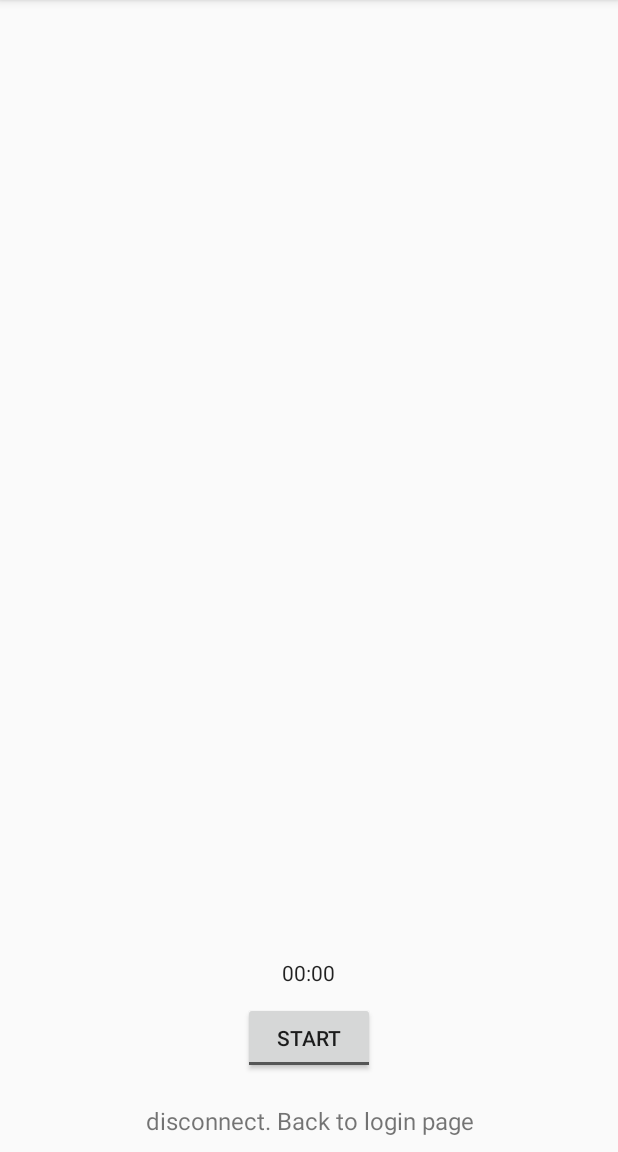
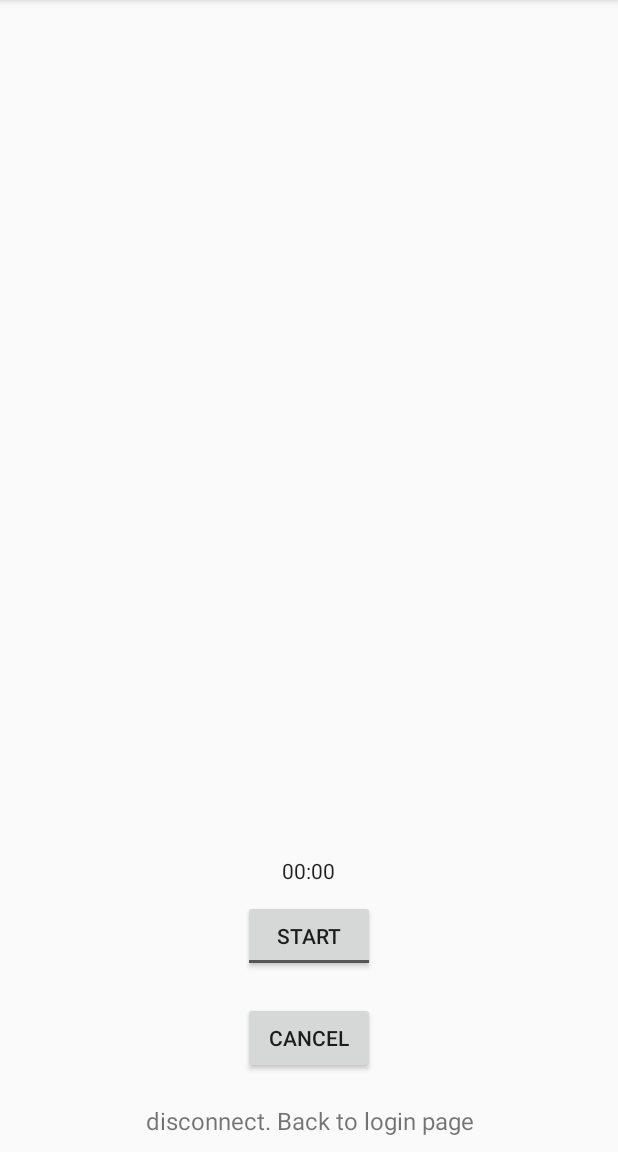
Before and after one commit to paul-chasseloup/feetback_mobile_app, an Android app: the dataActivity screen opened directly, with no data from a screen before it, on a phone screen of 412 x 824 dp, the part 84-1236 px from its top. Run offline under Robolectric (Android 15) with nearby library versions, the phone set to English and light mode, and no system bars; libraries missing offline, so code that uses them is left out: com.apollographql.apollo.

Commit message:
add cancel btn

```diff
--- a/app/src/main/java/paulchasseloup/feetback_mobile_app/dataActivity.java
+++ b/app/src/main/java/paulchasseloup/feetback_mobile_app/dataActivity.java
@@ -5,28 +5,28 @@ import androidx.appcompat.app.AppCompatActivity;
 import android.content.Context;
 import android.content.Intent;
 import android.os.Bundle;
+import android.os.SystemClock;
 import android.util.Log;
-import android.os.SystemClock;
 import android.view.View;
+import android.widget.Button;
 import android.widget.Chronometer;
 import android.widget.CompoundButton;
 import android.widget.TextView;
 import android.widget.ToggleButton;
+
+import androidx.appcompat.app.AppCompatActivity;
 
 import com.apollographql.apollo.ApolloCall;
 import com.apollographql.apollo.api.Input;
 import com.apollographql.apollo.api.Response;
 import com.apollographql.apollo.exception.ApolloException;
 import com.apollographql.apollo.sample.AddMeasureMutation;
-import com.apollographql.apollo.sample.RegisterMutation;
 import com.apollographql.apollo.sample.type.MeasureInput;
 import com.apollographql.apollo.sample.type.SensorInput;
-import com.apollographql.apollo.sample.type.UserInput;
 
 import org.jetbrains.annotations.NotNull;
 
 import java.io.IOException;
-import java.io.PrintWriter;
 import java.util.ArrayList;
 import java.util.Arrays;
 import java.util.List;
@@ -34,6 +34,7 @@ import java.util.List;
 public class dataActivity extends AppCompatActivity {
 
     private ToggleButton mStartStopBtn;
+    private Button mCancelBtn;
     private TextView mDisconnect;
 
     ArrayList<String> listSensors1 = new ArrayList<>();
@@ -53,6 +54,7 @@ public class dataActivity extends AppCompatActivity {
         mStartStopBtn = (ToggleButton) findViewById(R.id.toggleButton);
         mDisconnect = (TextView) findViewById(R.id.disconnectLink);
         mChronometer = (Chronometer) findViewById(R.id.chronometer);
+        mCancelBtn = (Button) findViewById(R.id.cancelButton);
 
         listSensors1.addAll(Arrays.asList("1","2"));
         listSensors2.addAll(Arrays.asList("2","3"));
@@ -69,10 +71,10 @@ public class dataActivity extends AppCompatActivity {
             public void onCheckedChanged(CompoundButton buttonView, boolean isChecked) {
                 if (isChecked) {
                     mChronometer.start();
-                    // here the method to collect the data from the device
+                    /// here the method to collect the data from the device
                 } else {
                     mChronometer.setBase(SystemClock.elapsedRealtime());
-                    // here the method to to stop the sampling and to send the DB
+                    /// here the method to to stop the sampling and to send the DB
                     try {
                         processData();
                     } catch (IOException e) {
@@ -82,11 +84,18 @@ public class dataActivity extends AppCompatActivity {
             }
         });
 
+        mCancelBtn.setOnClickListener(new View.OnClickListener() {
+            @Override
+            public void onClick(View view) {
+                mChronometer.setBase(SystemClock.elapsedRealtime());
+            }
+        });
+
         mDisconnect.setOnClickListener(new View.OnClickListener() {
             @Override
             public void onClick(View view) {
 
-                /// put here a method to check if the Email/password is set in the DB
+                /// put here a method to disconect from DB
 
                 Intent landingpageActivity = new Intent(dataActivity.this, landingpageActivity.class);
                 startActivity(landingpageActivity);
--- a/app/src/main/res/layout/activity_data.xml
+++ b/app/src/main/res/layout/activity_data.xml
@@ -26,7 +26,15 @@
             android:text="ToggleButton"
             android:textAlignment="center"
             android:textOff="START"
-            android:textOn="STOP" />
+            android:textOn="SEND" />
+
+        <Button
+            android:id="@+id/cancelButton"
+            android:layout_width="wrap_content"
+            android:layout_height="wrap_content"
+            android:layout_margin="10dp"
+            android:gravity="center"
+            android:text="CANCEL" />
 
         <TextView
             android:id="@+id/disconnectLink"
```
